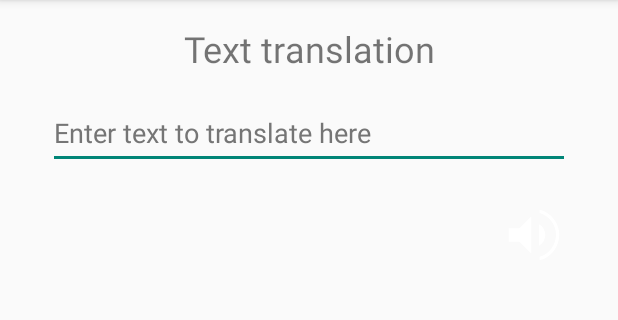
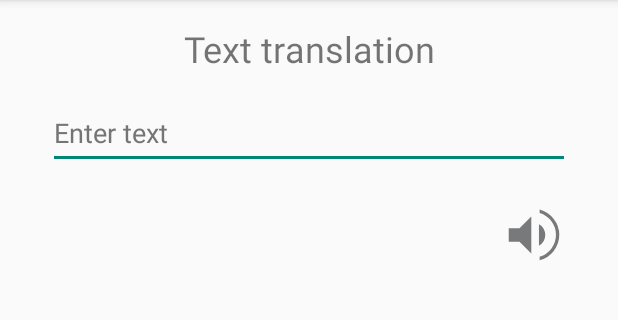
Before and after one commit to HaydenMCD/mobile-app-dev, an Android app: the fragment TranslateFragment shown on its own in the app's theme, on a phone screen of 412 x 824 dp, the part 84-404 px from its top. Run offline under Robolectric (Android 15) with nearby library versions, the phone set to English and light mode, and no system bars.

Commit message:
Text to speech is working with english

```diff
--- a/app/src/main/AndroidManifest.xml
+++ b/app/src/main/AndroidManifest.xml
@@ -3,6 +3,12 @@
     package="op.mobile.app.dev.mcdohr2.travelling">
 
     <uses-permission android:name="android.permission.INTERNET" />
+
+    <queries>
+        <intent>
+            <action android:name="android.intent.action.TTS_SERVICE" />
+        </intent>
+    </queries>
 
 
     <application
--- a/app/src/main/java/op/mobile/app/dev/mcdohr2/travelling/ui/translate/TranslateFragment.kt
+++ b/app/src/main/java/op/mobile/app/dev/mcdohr2/travelling/ui/translate/TranslateFragment.kt
@@ -1,20 +1,39 @@
 package op.mobile.app.dev.mcdohr2.travelling.ui.translate
 
+import android.content.Context
 import android.os.Bundle
+import android.speech.tts.TextToSpeech
 import android.view.LayoutInflater
 import android.view.View
 import android.view.ViewGroup
 import android.widget.*
 import androidx.fragment.app.Fragment
 import op.mobile.app.dev.mcdohr2.travelling.R
+import java.util.*
 
 class TranslateFragment: Fragment() {
+    lateinit var tts: TextToSpeech
+
     override fun onCreateView(
         inflater: LayoutInflater,
         container: ViewGroup?,
-        savedInstanceState: Bundle?
+        savedInstanceState: Bundle?,
     ): View {
         val view = inflater.inflate(R.layout.fragment_translate, container, false)
+
+        val btnTTS: ImageButton = view.findViewById(R.id.ibtn_text_to_speech)
+        val etText: EditText = view.findViewById(R.id.et_translation_text)
+
+        btnTTS.setOnClickListener{
+            tts = TextToSpeech(context, TextToSpeech.OnInitListener {
+                if(it == TextToSpeech.SUCCESS){
+                    tts.language = Locale.US
+                    tts.setSpeechRate(1.0f)
+                    tts.speak(etText.text.toString(), TextToSpeech.QUEUE_ADD, null)
+                }
+            })
+        }
+
 //        val languages = resources.getStringArray(R.array.LANGUAGES)
 //
 //        val spinner: Spinner = view.findViewById(R.id.spinner_languages)
@@ -26,6 +45,8 @@ class TranslateFragment: Fragment() {
 //            )
 //            spinner.adapter = adapter
 //        }
+
+
         return view
     }
 
--- a/app/src/main/res/drawable/ic_volume_up.xml
+++ b/app/src/main/res/drawable/ic_volume_up.xml
@@ -5,5 +5,5 @@
     android:viewportHeight="48">
   <path
       android:pathData="M27.75,40.85V38.55Q32.65,37.05 35.65,33Q38.65,28.95 38.65,23.9Q38.65,18.9 35.625,14.875Q32.6,10.85 27.75,9.35V7.05Q33.45,8.65 37.15,13.325Q40.85,18 40.85,23.9Q40.85,29.9 37.175,34.6Q33.5,39.3 27.75,40.85ZM7.15,28.5V19.5H14.35L22.2,11.6V36.4L14.35,28.5ZM27.3,31.1V16.9Q29.3,17.9 30.4,19.825Q31.5,21.75 31.5,24Q31.5,26.3 30.4,28.175Q29.3,30.05 27.3,31.1Z"
-      android:fillColor="@color/white"/>
+      android:fillColor="#78797a"/>
 </vector>
--- a/app/src/main/res/layout/fragment_translate.xml
+++ b/app/src/main/res/layout/fragment_translate.xml
@@ -27,8 +27,7 @@
         android:layout_marginTop="16dp"
         android:layout_marginEnd="32dp"
         android:ems="10"
-        android:hint="Enter text to translate here"
-        android:inputType="textEmailAddress"
+        android:hint="Enter text"
         android:minHeight="48dp"
         android:textColorHint="#757575"
         app:layout_constraintEnd_toEndOf="parent"
@@ -36,7 +35,7 @@
         app:layout_constraintTop_toBottomOf="@+id/tv_header" />
 
     <ImageButton
-        android:id="@+id/btn_text_to_speech"
+        android:id="@+id/ibtn_text_to_speech"
         android:layout_width="wrap_content"
         android:layout_height="wrap_content"
         android:layout_marginTop="20dp"
```
